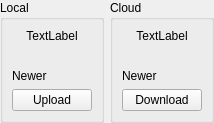
Qt form rare/ui/components/tabs/games/game_info/sync_widget.ui (RareDevs/Rare) before a commit.
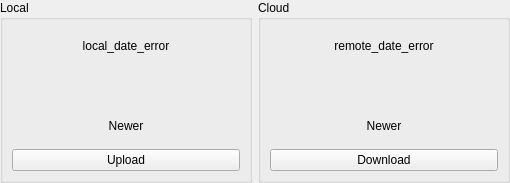
The same form after that commit.

Commit message: UI: Fix over-layouting in SyncWidget

```diff
--- a/rare/ui/components/tabs/games/game_info/sync_widget.ui
+++ b/rare/ui/components/tabs/games/game_info/sync_widget.ui
@@ -6,14 +6,14 @@
    <rect>
     <x>0</x>
     <y>0</y>
-    <width>208</width>
-    <height>109</height>
+    <width>510</width>
+    <height>183</height>
    </rect>
   </property>
   <property name="windowTitle">
    <string>Form</string>
   </property>
-  <layout class="QVBoxLayout" name="main_layout">
+  <layout class="QHBoxLayout" name="sync_layout">
    <property name="leftMargin">
     <number>0</number>
    </property>
@@ -27,8 +27,6 @@
     <number>0</number>
    </property>
    <item>
-    <layout class="QHBoxLayout" name="horizontalLayout">
-     <item>
       <widget class="QGroupBox" name="local_gb">
        <property name="title">
         <string>Local</string>
@@ -37,7 +35,7 @@
         <item>
          <widget class="QLabel" name="date_info_local">
           <property name="text">
-           <string notr="true">TextLabel</string>
+         <string notr="true">local_date_error</string>
           </property>
           <property name="alignment">
            <set>Qt::AlignCenter</set>
@@ -65,10 +63,19 @@
           <property name="text">
            <string>Newer</string>
           </property>
+        <property name="alignment">
+         <set>Qt::AlignCenter</set>
+        </property>
          </widget>
         </item>
         <item>
          <widget class="QPushButton" name="upload_button">
+        <property name="minimumSize">
+         <size>
+          <width>128</width>
+          <height>0</height>
+         </size>
+        </property>
           <property name="text">
            <string>Upload</string>
           </property>
@@ -86,7 +93,7 @@
         <item>
          <widget class="QLabel" name="date_info_remote">
           <property name="text">
-           <string notr="true">TextLabel</string>
+         <string notr="true">remote_date_error</string>
           </property>
           <property name="alignment">
            <set>Qt::AlignCenter</set>
@@ -114,10 +121,19 @@
           <property name="text">
            <string>Newer</string>
           </property>
+        <property name="alignment">
+         <set>Qt::AlignCenter</set>
+        </property>
          </widget>
         </item>
         <item>
          <widget class="QPushButton" name="download_button">
+        <property name="minimumSize">
+         <size>
+          <width>128</width>
+          <height>0</height>
+         </size>
+        </property>
           <property name="text">
            <string>Download</string>
           </property>
@@ -125,8 +141,6 @@
         </item>
        </layout>
       </widget>
-     </item>
-    </layout>
    </item>
   </layout>
  </widget>
```
Lines whose indentation alone changed are shown as unchanged. The commit also changes 1 other file.
